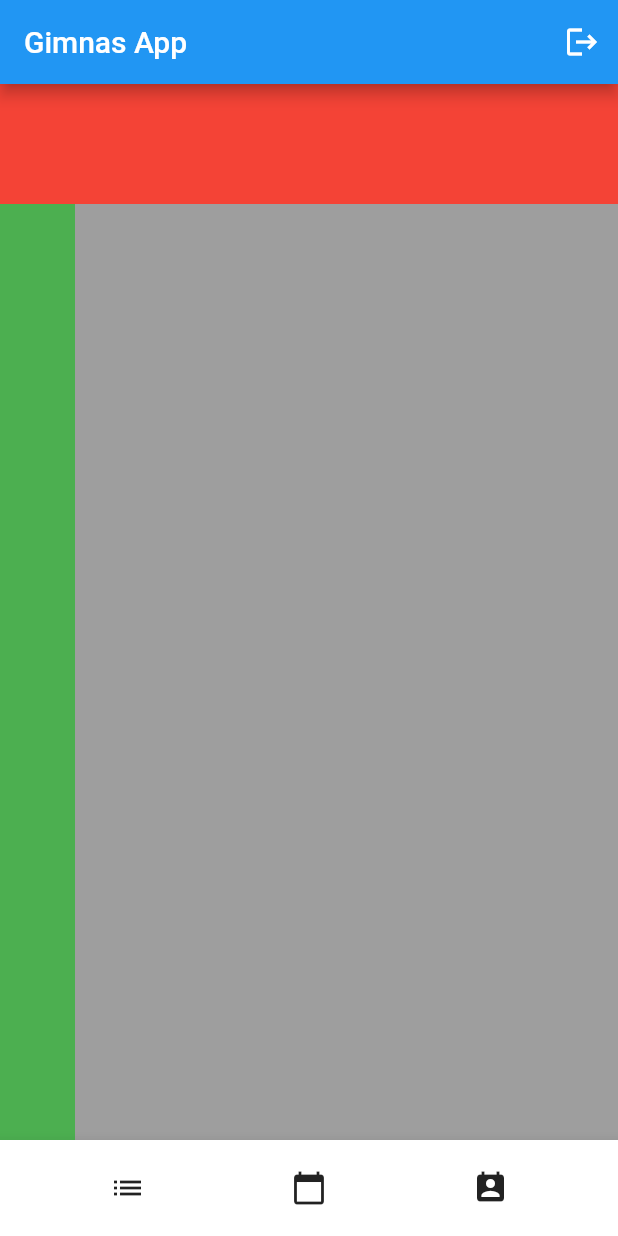
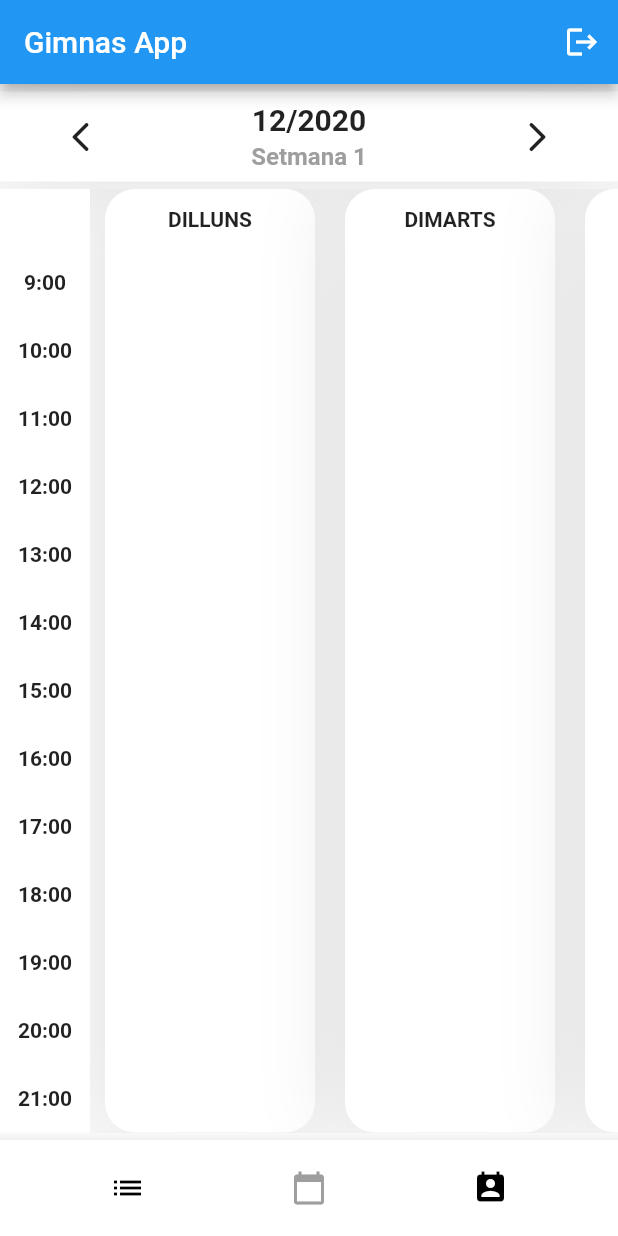
Before and after one commit to andreaMacian/projecte_pdm, a Flutter app: the screen it shows once a user with an empty profile is signed in, on a phone screen of 412 x 824 dp. Run offline on Flutter 3.47's test engine with Material 2 defaults, Android fonts, the phone set to English and light mode, and no system bars; our stand-ins replace cloud_firestore, firebase_auth, firebase_core; accounts and stored records are empty.

Commit message:
-Fets millor els widgets del globalCalendarScreen -Canvi color de la icona de la pantalla seleccionada -Al personalCalendar he ficat un Container perq el lenght del List dona error

```diff
--- a/lib/screens/globalCalendarScreen.dart
+++ b/lib/screens/globalCalendarScreen.dart
@@ -22,13 +22,14 @@ class GlobalCalendarScreen extends StatelessWidget {
             );
           }
           final docs = snapshot.data.docs;
-          return Column(
+          return Padding(
+            padding: const EdgeInsets.symmetric(vertical: 5),
+            child: Column(
               mainAxisAlignment: MainAxisAlignment.start,
               children: [
-              Container(
-                //mes+setmana+botons canvi de setmana
-                height: 80,
-                color: Colors.red,
+                Padding(
+                  padding: const EdgeInsets.only(bottom: 5),
+                  child: CanviSetmanaCalendari(),
                 ),
                 Expanded(
                   child: Row(
@@ -36,14 +37,34 @@ class GlobalCalendarScreen extends StatelessWidget {
                     children: [
                       Container(
                         //CONTAINER CON LAS HORAS
-                      width: 50,
-                      color: Colors.green,
+                        width: 60,
+                        color: Colors.white,
+                        child: Padding(
+                          padding: const EdgeInsets.symmetric(vertical: 15),
+                          child: Column(
+                            mainAxisAlignment: MainAxisAlignment.spaceBetween,
+                            children: [
+                              SizedBox(
+                                height: 10,
+                              ),
+                              for (int i = 9; i < 22; i++)
+                                Text(
+                                  '$i:00',
+                                  style: TextStyle(
+                                    fontWeight: FontWeight.bold,
+                                  ),
+                                ),
+                            ],
+                          ),
+                        ),
                       ),
                       Expanded(
+                        //Lista horizontal con los días
                         child: ListView(
                           scrollDirection: Axis.horizontal,
                           children: [
-                          for (int i = 0; i < 6; i++) DiaCalendari(docs: docs)
+                            for (int i = 1; i < 7; i++)
+                              DiaCalendari(docs: docs, dia: i)
                           ],
                         ),
                       ),
@@ -51,24 +72,120 @@ class GlobalCalendarScreen extends StatelessWidget {
                   ),
                 ),
               ],
+            ),
           );
         });
   }
 }
 
+class CanviSetmanaCalendari extends StatefulWidget {
+  @override
+  _CanviSetmanaCalendariState createState() => _CanviSetmanaCalendariState();
+}
+
+class _CanviSetmanaCalendariState extends State<CanviSetmanaCalendari> {
+  @override
+  Widget build(BuildContext context) {
+    return Container(
+      height: 60,
+      decoration: BoxDecoration(
+        boxShadow: [
+          BoxShadow(
+            color: Colors.grey[300],
+            offset: new Offset(0.0, 1.0),
+            blurRadius: 50.0,
+          ),
+        ],
+        color: Colors.white,
+      ),
+      child: Padding(
+        padding: const EdgeInsets.symmetric(vertical: 5, horizontal: 10),
+        child: Row(
+          mainAxisAlignment: MainAxisAlignment.spaceBetween,
+          children: [
+            FlatButton(
+              child: Icon(Icons.arrow_back_ios_rounded),
+              onPressed: () {},
+            ),
+            Column(
+              children: [
+                Text(
+                  '${DateTime.now().month}/${DateTime.now().year}',
+                  style: TextStyle(
+                    fontSize: 20,
+                    fontWeight: FontWeight.bold,
+                  ),
+                ),
+                Text(
+                  'Setmana 1',
+                  style: TextStyle(
+                    fontSize: 16,
+                    fontWeight: FontWeight.bold,
+                    color: Colors.grey,
+                  ),
+                ),
+              ],
+              mainAxisAlignment: MainAxisAlignment.spaceAround,
+            ),
+            FlatButton(
+              child: Icon(Icons.arrow_forward_ios_rounded),
+              onPressed: () {},
+            ),
+          ],
+        ),
+      ),
+    );
+  }
+}
+
 class DiaCalendari extends StatelessWidget {
-  const DiaCalendari({
+  DiaCalendari({
     Key key,
     @required this.docs,
+    @required this.dia,
   }) : super(key: key);
 
   final List<QueryDocumentSnapshot> docs;
+  final int dia;
+  final List semana = [
+    'DILLUNS',
+    'DIMARTS',
+    'DIMECRES',
+    'DIJOUS',
+    'DIVENDRES',
+    'DISSABTE'
+  ];
 
   @override
   Widget build(BuildContext context) {
-    return Container(
+    return Padding(
+      padding: const EdgeInsets.symmetric(horizontal: 10),
+      child: Container(
         width: 140,
-      color: Colors.grey,
+        decoration: BoxDecoration(
+          boxShadow: [
+            BoxShadow(
+              color: Colors.grey[300],
+              offset: new Offset(0.0, 1.0),
+              blurRadius: 50.0,
+            ),
+          ],
+          color: Colors.white,
+          borderRadius: BorderRadius.circular(20),
+        ),
+        child: Column(
+          children: [
+            Container(
+              child: Text(
+                '${semana[this.dia-1]}',
+                style: TextStyle(
+                  fontWeight: FontWeight.bold,
+                ),
+              ),
+              height: 40,
+              alignment: Alignment.center,
+            ),
+            Expanded(
               child: ListView.builder(
                 itemCount: docs.length,
                 itemBuilder: (context, index) {
@@ -80,6 +197,10 @@ class DiaCalendari extends StatelessWidget {
                   );
                 },
               ),
+            ),
+          ],
+        ),
+      ),
     );
   }
 }
--- a/lib/screens/personalCalendarScreen.dart
+++ b/lib/screens/personalCalendarScreen.dart
@@ -14,7 +14,7 @@ class PersonalCalendarScreen extends StatelessWidget {
 
   @override
   Widget build(BuildContext context) {
-    return ListView.builder(
+    return Container(color: Colors.yellow)/*ListView.builder(
       //Aquí anirà el widget del calendari personal
       itemCount: docs.length,
       itemBuilder: (context, index) {
@@ -25,6 +25,6 @@ class PersonalCalendarScreen extends StatelessWidget {
           ),
         );
       },
-    );
+    )*/;
   }
 }
--- a/lib/screens/structureApp.dart
+++ b/lib/screens/structureApp.dart
@@ -32,18 +32,14 @@ class _MyHomePageState extends State<MyHomePage> {
     */
   @override
   Widget build(BuildContext context) {
-
-
     var mainwidget;
     if (screen == 0) {
       //go to news screen
       mainwidget = NewsScreen();
-
     } else if (screen == 1) {
       //calendar global
       //Aquí anirà el widget del calendari global
       mainwidget = GlobalCalendarScreen();
-
     } else {
       //go to Personal calendar Screen
       mainwidget = PersonalCalendarScreen();
@@ -83,7 +79,8 @@ class _MyHomePageState extends State<MyHomePage> {
                     children: [
                       Spacer(),
                       FlatButton(
-                            child: Icon(Icons.list),
+                        child: Icon(Icons.list,
+                            color: (screen == 0) ? Colors.grey : Colors.black),
                         onPressed: () {
                           setState(() {
                             screen = 0;
@@ -92,7 +89,8 @@ class _MyHomePageState extends State<MyHomePage> {
                       ),
                       Spacer(),
                       FlatButton(
-                            child: Icon(Icons.calendar_today),
+                        child: Icon(Icons.calendar_today,
+                            color: (screen == 1) ? Colors.grey : Colors.black),
                         onPressed: () {
                           setState(() {
                             screen = 1;
@@ -101,7 +99,10 @@ class _MyHomePageState extends State<MyHomePage> {
                       ),
                       Spacer(),
                       FlatButton(
-                            child: Icon(Icons.perm_contact_calendar),
+                        child: Icon(Icons.perm_contact_calendar,
+                            color: (screen==2)
+                                ? Colors.grey
+                                : Colors.black),
                         onPressed: () {
                           setState(() {
                             screen = 2;
@@ -118,7 +119,5 @@ class _MyHomePageState extends State<MyHomePage> {
         ),
       ),
     );
-
-
   }
 }
```
Lines whose indentation alone changed are shown as unchanged.
